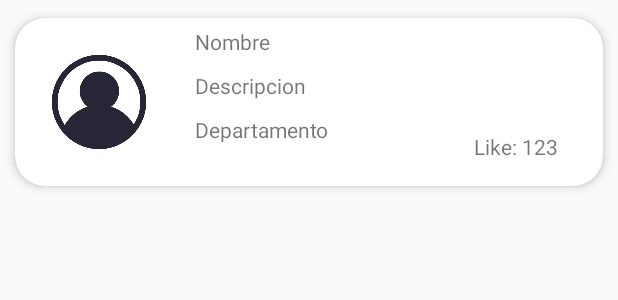
After one commit to rey4800/App-Restaurant-IGF, an Android app: the layout item_restaurante.xml on its own in the app's theme, with its tools: preview values and no code run, on a phone screen of 412 x 824 dp. The commit adds this screen. Shown: the top 300 px of the screen. Run offline under Robolectric (Android 15) with nearby library versions, the phone set to English and light mode, and no system bars.

Commit message:
Se agregan dependencias para usar recyclerview y se diseñan los item de la lista

```diff
--- a/app/build.gradle
+++ b/app/build.gradle
@@ -76,4 +76,8 @@ dependencies {
     //Para google maps
     implementation 'com.google.android.gms:play-services-maps:18.0.2'
 
+    //Para recyclerview
+    implementation 'androidx.recyclerview:recyclerview:1.2.1'
+    implementation 'androidx.cardview:cardview:1.0.0'
+
 }
--- a/app/src/main/res/layout/activity_menu_principal.xml
+++ b/app/src/main/res/layout/activity_menu_principal.xml
@@ -6,7 +6,6 @@
     android:layout_height="match_parent"
     android:orientation="vertical"
     tools:context=".MenuPrincipal">
-
 
 
     <ScrollView
@@ -23,18 +22,18 @@
             <LinearLayout
                 android:layout_width="match_parent"
                 android:layout_height="wrap_content"
-                android:orientation="horizontal"
-                android:gravity="right">
+                android:gravity="right"
+                android:orientation="horizontal">
 
                 <Button
                     android:id="@+id/btnAgregar"
                     android:layout_width="40dp"
                     android:layout_height="40dp"
-                    android:layout_marginRight="10dp"
                     android:layout_alignParentRight="true"
                     android:layout_centerVertical="true"
+                    android:layout_marginRight="10dp"
+                    android:background="@drawable/ic_add_restauran"
                     android:onClick="btnAgregarRestaurante"
-                    android:background="@drawable/ic_add_restauran"
                     android:padding="5dp" />
             </LinearLayout>
 
@@ -72,11 +71,18 @@
 
                 </RelativeLayout>
             </RelativeLayout>
+            <LinearLayout
+                android:layout_width="match_parent"
+                android:layout_height="wrap_content">
+
+                <androidx.recyclerview.widget.RecyclerView
+                    android:id="@+id/listRestaurantes"
+                    android:layout_width="match_parent"
+                    android:layout_height="match_parent" />
+            </LinearLayout>
 
         </LinearLayout>
     </ScrollView>
-
-
 
     <com.google.android.material.bottomnavigation.BottomNavigationView
         android:layout_width="match_parent"
--- /dev/null
+++ b/app/src/main/res/layout/item_restaurante.xml
@@ -0,0 +1,74 @@
+<?xml version="1.0" encoding="utf-8"?>
+<androidx.cardview.widget.CardView xmlns:android="http://schemas.android.com/apk/res/android"
+    xmlns:app="http://schemas.android.com/apk/res-auto"
+    android:id="@+id/item"
+    android:layout_height="wrap_content"
+    android:layout_width="match_parent"
+    android:animateLayoutChanges="true"
+    app:cardCornerRadius="20dp"
+    app:cardElevation="4dp"
+    app:cardUseCompatPadding="true">
+
+    <LinearLayout
+        android:layout_width="match_parent"
+        android:layout_height="wrap_content"
+        android:animateLayoutChanges="true"
+        android:orientation="vertical">
+        <RelativeLayout
+            android:layout_width="match_parent"
+            android:layout_height="wrap_content"
+            android:orientation="horizontal"
+            android:padding="6dp">
+
+            <ImageView
+                android:id="@+id/imgList"
+                android:layout_width="100dp"
+                android:layout_height="100dp"
+                android:layout_alignParentStart="true"
+                android:layout_centerVertical="true"
+                android:foregroundGravity="center"
+                android:padding="14dp"
+                android:paddingLeft="14dp"
+                app:srcCompat="@drawable/avatar"></ImageView>
+
+            <TextView
+                android:id="@+id/tvNombreItemRestaurante"
+                android:layout_width="wrap_content"
+                android:layout_height="wrap_content"
+                android:layout_marginStart="14dp"
+                android:layout_toEndOf="@+id/imgList"
+                android:text="Nombre" />
+
+            <TextView
+                android:id="@+id/tvDescripcionItemRestaurante"
+                android:layout_width="wrap_content"
+                android:layout_height="wrap_content"
+                android:layout_below="@+id/tvNombreItemRestaurante"
+                android:layout_marginStart="14dp"
+                android:layout_marginTop="10dp"
+                android:layout_toEndOf="@+id/imgList"
+                android:text="Descripcion" />
+
+            <TextView
+                android:id="@+id/tvDepartamentoItemRestaurante"
+                android:layout_width="wrap_content"
+                android:layout_height="wrap_content"
+                android:layout_below="@+id/tvDescripcionItemRestaurante"
+                android:layout_marginStart="14dp"
+                android:layout_marginTop="10dp"
+                android:layout_toEndOf="@+id/imgList"
+                android:text="Departamento" />
+
+            <TextView
+                android:id="@+id/tvLikesItemRestaurante"
+                android:layout_width="wrap_content"
+                android:layout_height="wrap_content"
+                android:layout_alignParentTop="true"
+                android:layout_marginStart="200dp"
+                android:layout_marginTop="70dp"
+                android:layout_toEndOf="@+id/imgList"
+                android:text="Like: 123" />
+        </RelativeLayout>
+    </LinearLayout>
+
+</androidx.cardview.widget.CardView>
```
